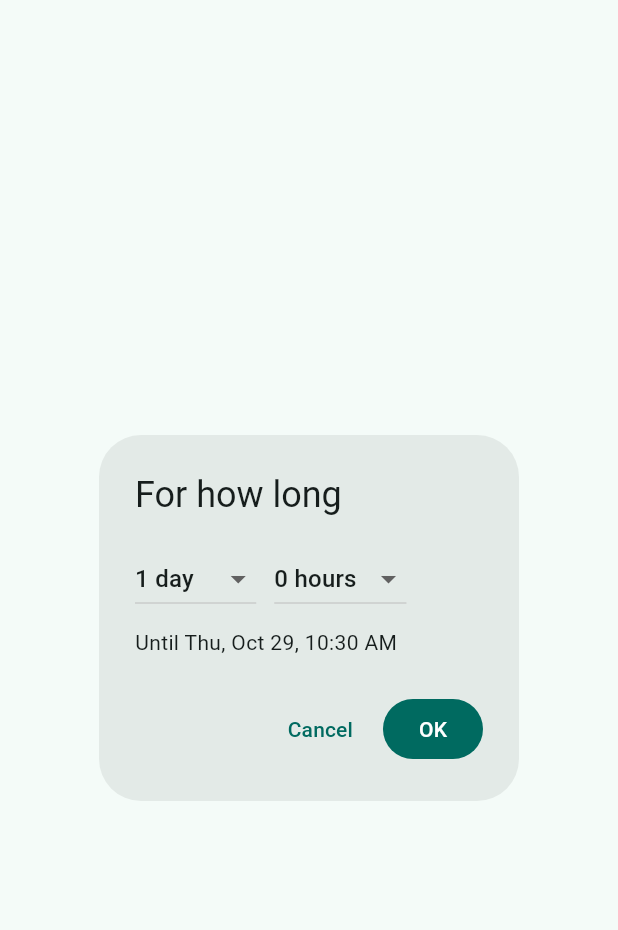
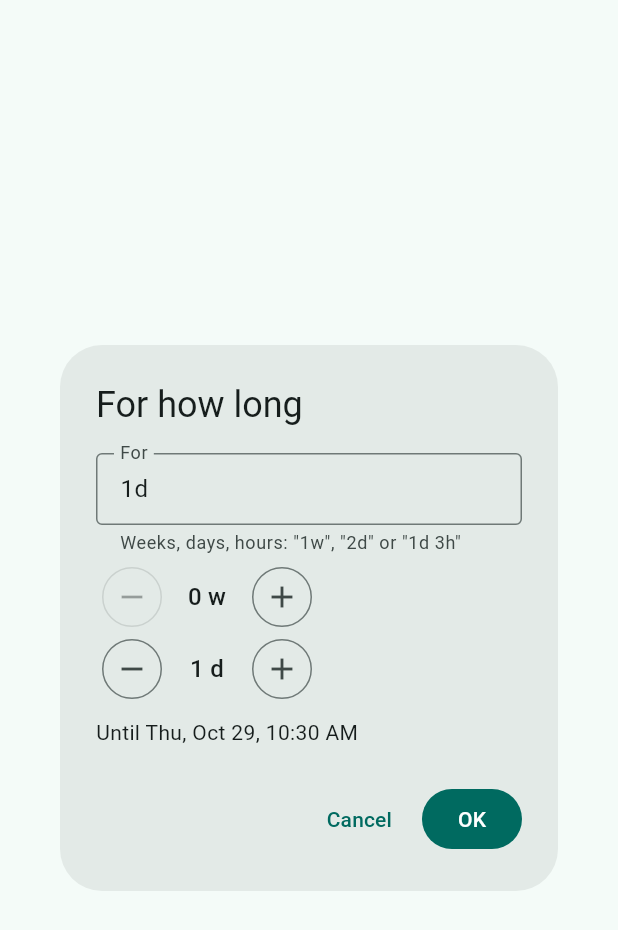
Before and after one commit to cranthony/time-tracker-client, a Flutter app: the _WhileDialog widget shown alone on an empty page, opened directly with empty values, on a phone screen of 412 x 824 dp. Shown: the top 930 px of the screen. Run offline on Flutter 3.47's test engine with Material 3 defaults, Android fonts, the phone set to English and light mode, and no system bars; our stand-ins replace fl_chart, flutter_secure_storage, geolocator, package_info_plus, shared_preferences, web; missing offline and left inert: dart:js_interop, home_widget, markdown, workmanager; accounts and stored records are empty.

Commit message:
For a while… takes the duration field other lengths of time use
Co-Authored-By: Claude Opus 5.5 <noreply@anthropic.com>
Claude-Session: https://claude.ai/code/session_01361zbwNCon2oQeg9gVnwz8

```diff
--- a/lib/widgets/goal_starts.dart
+++ b/lib/widgets/goal_starts.dart
@@ -2,6 +2,7 @@ import 'package:flutter/material.dart';
 
 import '../models/goal.dart';
 import '../models/goal_activation.dart';
+import 'duration_field.dart';
 import 'durations.dart';
 import 'goal_icon.dart';
 import 'picker_sheet.dart';
@@ -413,9 +414,9 @@ class GoalStartsEditor extends StatelessWidget {
   }
 }
 
-/// Asks for a while, in days and hours, and returns when it's over from
-/// [now]: the same time of day that many days on, then those hours. Null
-/// if it's cancelled.
+/// Asks for a while, in days and hours ([DurationField]), and returns
+/// when it's over from [now]: the same time of day that many days on,
+/// then those hours. Null if it's cancelled.
 Future<DateTime?> pickWhile(
   BuildContext context, {
   DateTime Function() now = DateTime.now,
@@ -434,61 +435,55 @@ class _WhileDialog extends StatefulWidget {
 }
 
 class _WhileDialogState extends State<_WhileDialog> {
-  var _days = 1;
-  var _hours = 0;
+  final _minutes = TextEditingController(text: '${Duration.minutesPerDay}');
 
-  DateTime get _until {
+  @override
+  void dispose() {
+    _minutes.dispose();
+    super.dispose();
+  }
+
+  /// When the while typed is over, if it's one: null if it isn't, or is
+  /// none at all.
+  DateTime? get _until {
+    final minutes = int.tryParse(_minutes.text.trim());
+    if (minutes == null || minutes <= 0) return null;
     final n = widget.now;
-    return DateTime(n.year, n.month, n.day + _days, n.hour + _hours, n.minute);
+    return DateTime(
+      n.year,
+      n.month,
+      n.day + minutes ~/ Duration.minutesPerDay,
+      n.hour,
+      n.minute + minutes % Duration.minutesPerDay,
+    );
   }
 
   @override
   Widget build(BuildContext context) {
-    final none = _days == 0 && _hours == 0;
+    final until = _until;
     return AlertDialog(
       title: const Text('For how long'),
-      content: Column(
+      content: SizedBox(
+        width: 360,
+        child: Column(
           mainAxisSize: MainAxisSize.min,
-        crossAxisAlignment: CrossAxisAlignment.start,
+          crossAxisAlignment: CrossAxisAlignment.stretch,
           children: [
-          Wrap(
-            spacing: 12,
-            crossAxisAlignment: WrapCrossAlignment.center,
-            children: [
-              DropdownButton<int>(
-                key: const ValueKey('while-days'),
-                value: _days,
-                items: [
-                  for (var d = 0; d <= 30; d++)
-                    DropdownMenuItem(
-                      value: d,
-                      child: Text('$d day${d == 1 ? '' : 's'}'),
+            DurationField(
+              controller: _minutes,
+              label: 'For',
+              days: true,
+              onChanged: () => setState(() {}),
             ),
-                ],
-                onChanged: (d) => setState(() => _days = d ?? _days),
+            if (until != null)
+              Padding(
+                padding: const EdgeInsets.only(top: 8),
+                child: Text(
+                  'Until ${startLabel(context, deadlineOf(until, time: true))}',
                 ),
-              DropdownButton<int>(
-                key: const ValueKey('while-hours'),
-                value: _hours,
-                items: [
-                  for (var h = 0; h < 24; h++)
-                    DropdownMenuItem(
-                      value: h,
-                      child: Text('$h hour${h == 1 ? '' : 's'}'),
-                    ),
-                ],
-                onChanged: (h) => setState(() => _hours = h ?? _hours),
               ),
           ],
         ),
-          if (!none)
-            Padding(
-              padding: const EdgeInsets.only(top: 8),
-              child: Text(
-                'Until ${startLabel(context, deadlineOf(_until, time: true))}',
-              ),
-            ),
-        ],
       ),
       actions: [
         TextButton(
@@ -496,7 +491,9 @@ class _WhileDialogState extends State<_WhileDialog> {
           child: const Text('Cancel'),
         ),
         FilledButton(
-          onPressed: none ? null : () => Navigator.of(context).pop(_until),
+          onPressed: until == null
+              ? null
+              : () => Navigator.of(context).pop(until),
           child: const Text('OK'),
         ),
       ],
```
Also changed, not shown: 2 other files. Lines whose indentation alone changed are shown as unchanged.
